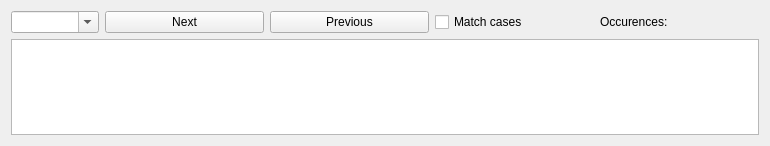
The window that ui/finddialog.ui (baziorek/STC_editor) describes before a commit, drawn with Qt 5.
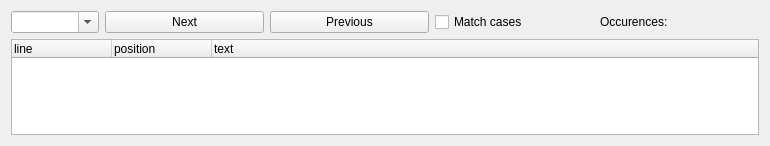
The same window after the commit.

Commit message: Searching implemented - found occurences are being shown

What changed in the file:
```diff
--- a/ui/finddialog.ui
+++ b/ui/finddialog.ui
@@ -14,6 +14,25 @@
    <string>Form</string>
   </property>
   <layout class="QGridLayout" name="gridLayout">
+   <item row="1" column="0">
+    <widget class="QTreeWidget" name="foundTextsTreeWidget">
+     <column>
+      <property name="text">
+       <string>line</string>
+      </property>
+     </column>
+     <column>
+      <property name="text">
+       <string>position</string>
+      </property>
+     </column>
+     <column>
+      <property name="text">
+       <string>text</string>
+      </property>
+     </column>
+    </widget>
+   </item>
    <item row="0" column="0">
     <layout class="QHBoxLayout" name="horizontalLayout">
      <item>
@@ -65,9 +84,6 @@
      </item>
     </layout>
    </item>
-   <item row="1" column="0">
-    <widget class="QTableWidget" name="foundTexts"/>
-   </item>
   </layout>
  </widget>
  <resources/>
```
The commit also changes 4 other files.
